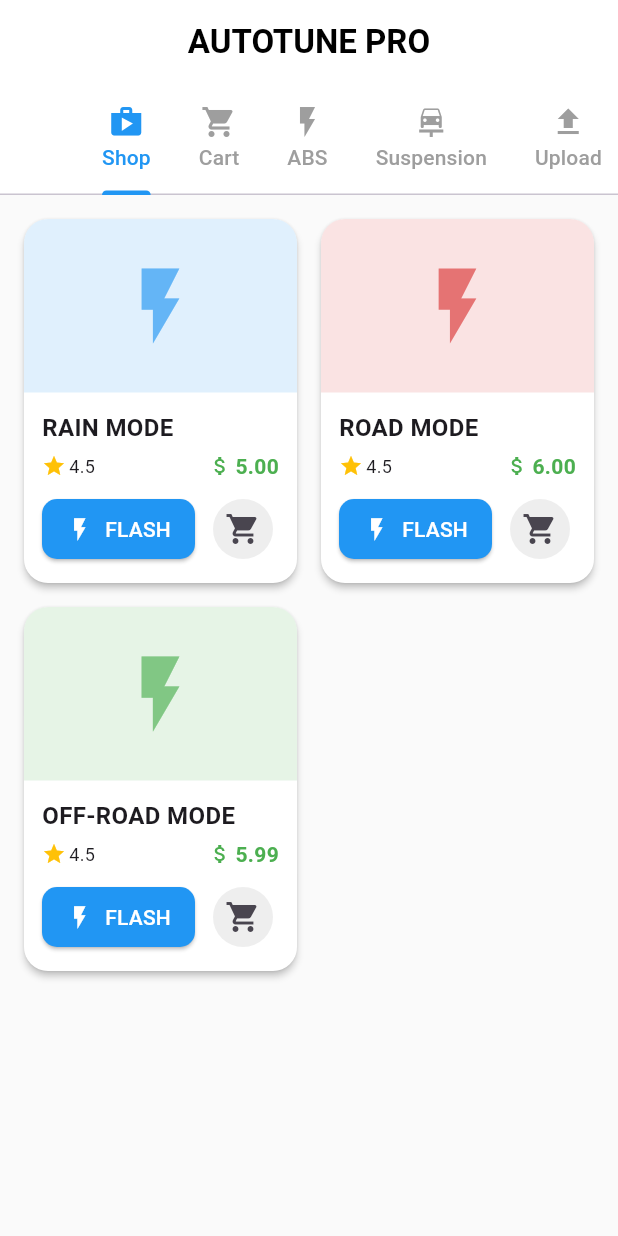
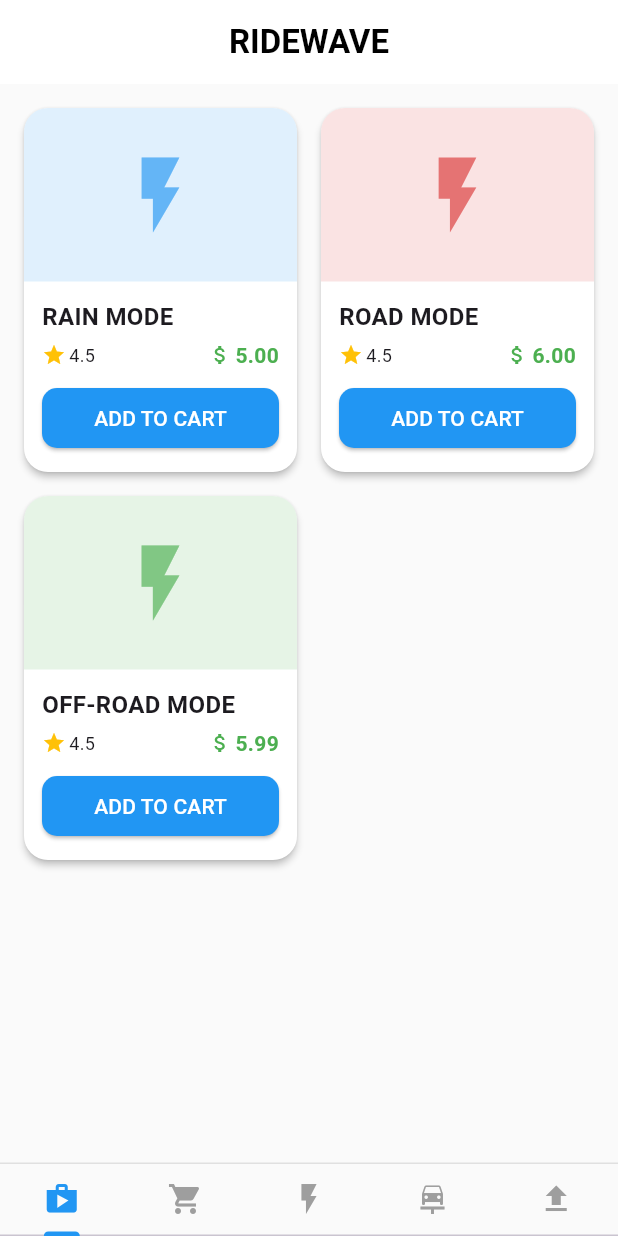
Before and after one commit to srirammohan2002/calibrationshop, a Flutter app: the screen it shows after launch, on a phone screen of 412 x 824 dp. Run offline on Flutter 3.47's test engine with Material 3 defaults, Android fonts, the phone set to English and light mode, and no system bars; drawn by our look-alikes of flutter_animate; our stand-ins replace file_picker.

Commit message:
Update main.dart

```diff
--- a/lib/main.dart
+++ b/lib/main.dart
@@ -30,11 +30,11 @@ class CalibrationShopApp extends StatelessWidget {
             fontWeight: FontWeight.bold,
           ),
         ),
-        cardTheme: CardTheme(
+        cardTheme: const CardTheme(
           elevation: 2,
           margin: EdgeInsets.zero,
-          shape: RoundedRectangleBorder(
-            borderRadius: BorderRadius.circular(16),
+          shape: const RoundedRectangleBorder(
+            borderRadius: BorderRadius.all(Radius.circular(16)),
           ),
           color: Colors.white,
         ),
@@ -135,21 +135,7 @@ class _MainScreenState extends State<MainScreen>
   Widget build(BuildContext context) {
     return Scaffold(
       appBar: AppBar(
-        title: const Text('AUTOTUNE PRO'),
-        bottom: TabBar(
-          controller: _tabController,
-          isScrollable: true,
-          labelColor: Colors.blue,
-          unselectedLabelColor: Colors.grey,
-          indicatorColor: Colors.blue,
-          tabs: const [
-            Tab(icon: Icon(Icons.shop), text: 'Shop'),
-            Tab(icon: Icon(Icons.shopping_cart), text: 'Cart'),
-            Tab(icon: Icon(Icons.flash_on), text: 'ABS'),
-            Tab(icon: Icon(Icons.car_repair), text: 'Suspension'),
-            Tab(icon: Icon(Icons.upload), text: 'Upload'),
-          ],
-        ),
+        title: const Text('RIDEWAVE'),
       ),
       body: TabBarView(
         controller: _tabController,
@@ -160,6 +146,25 @@ class _MainScreenState extends State<MainScreen>
           _buildSuspensionTab(),
           _buildUploadTab(),
         ],
+      ),
+      bottomNavigationBar: Container(
+        decoration: BoxDecoration(
+          border: Border(top: BorderSide(color: Colors.grey.shade300)),
+        ),
+        child: TabBar(
+          controller: _tabController,
+          isScrollable: false,
+          labelColor: Colors.blue,
+          unselectedLabelColor: Colors.grey,
+          indicatorColor: Colors.blue,
+          tabs: const [
+            Tab(icon: Icon(Icons.shop)),
+            Tab(icon: Icon(Icons.shopping_cart)),
+            Tab(icon: Icon(Icons.flash_on)),
+            Tab(icon: Icon(Icons.car_repair)),
+            Tab(icon: Icon(Icons.upload)),
+          ],
+        ),
       ),
     );
   }
@@ -180,7 +185,6 @@ class _MainScreenState extends State<MainScreen>
               return CalibrationCard(
                 file: calibrationFiles[index],
                 onPurchase: () => _addToCart(calibrationFiles[index]),
-                onFlash: () => _flashToEsp32(calibrationFiles[index]),
               ).animate().fadeIn(delay: (100 * index).ms);
             }, childCount: calibrationFiles.length),
           ),
@@ -213,7 +217,7 @@ class _MainScreenState extends State<MainScreen>
                               child: Icon(Icons.flash_on, color: item.color)),
                         ),
                         title: Text(item.name),
-                        subtitle: Text('\$Rs{item.price.toStringAsFixed(2)}'),
+                        subtitle: Text('\$${item.price.toStringAsFixed(2)}'),
                         trailing: IconButton(
                           icon: const Icon(Icons.delete),
                           onPressed: () => _removeFromCart(index),
@@ -477,7 +481,7 @@ class _MainScreenState extends State<MainScreen>
         content: Text('Purchase successful!'),
         backgroundColor: Colors.green,
         behavior: SnackBarBehavior.floating,
-        shape: const RoundedRectangleBorder(
+        shape: RoundedRectangleBorder(
           borderRadius: BorderRadius.all(Radius.circular(10)),
         ),
       ),
@@ -654,13 +658,11 @@ class CalibrationFile {
 class CalibrationCard extends StatelessWidget {
   final CalibrationFile file;
   final VoidCallback onPurchase;
-  final VoidCallback onFlash;
 
   const CalibrationCard({
     super.key,
     required this.file,
     required this.onPurchase,
-    required this.onFlash,
   });
 
   @override
@@ -739,13 +741,10 @@ class CalibrationCard extends StatelessWidget {
                     ],
                   ),
                   const SizedBox(height: 8),
-                  Row(
-                    children: [
-                      Expanded(
-                        child: ElevatedButton.icon(
-                          onPressed: onFlash,
-                          icon: const Icon(Icons.flash_on, size: 18),
-                          label: const Text('FLASH'),
+                  SizedBox(
+                    width: double.infinity,
+                    child: ElevatedButton(
+                      onPressed: onPurchase,
                       style: ElevatedButton.styleFrom(
                         backgroundColor: Colors.blue,
                         foregroundColor: Colors.white,
@@ -754,17 +753,8 @@ class CalibrationCard extends StatelessWidget {
                           borderRadius: BorderRadius.circular(10),
                         ),
                       ),
+                      child: const Text('ADD TO CART'),
                     ),
-                      ),
-                      const SizedBox(width: 8),
-                      IconButton(
-                        onPressed: onPurchase,
-                        icon: const Icon(Icons.shopping_cart),
-                        style: IconButton.styleFrom(
-                          backgroundColor: Colors.grey[200],
-                        ),
-                      ),
-                    ],
                   ),
                 ],
               ),
```
Lines whose indentation alone changed are shown as unchanged.
